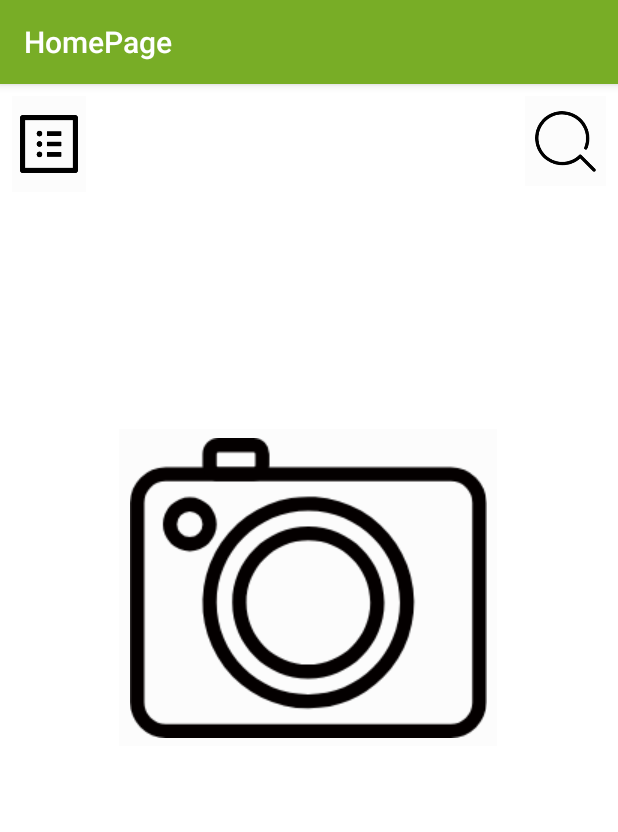
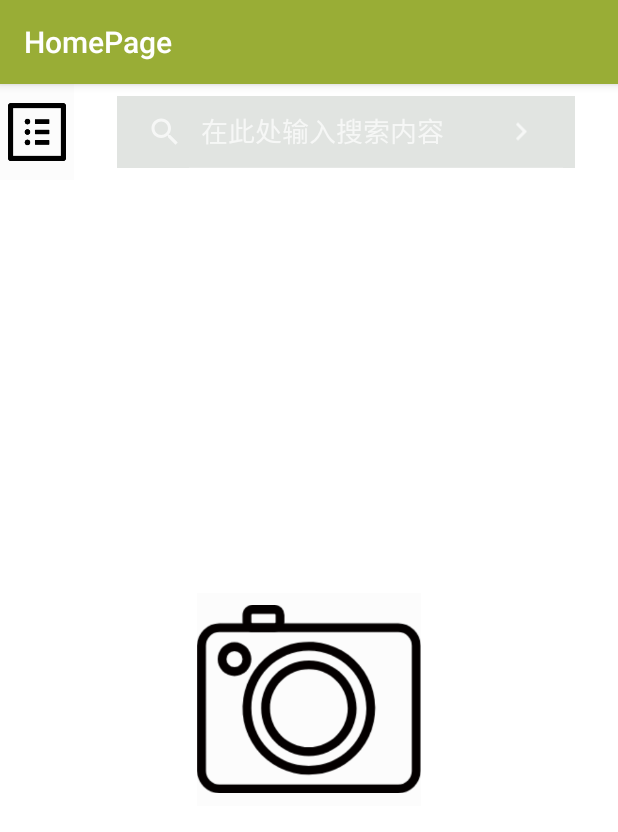
Before and after one commit to LostFrover/Food, an Android app: the HomePage screen opened directly, with no data from a screen before it, on a phone screen of 412 x 824 dp. Shown: the top 832 px of the screen. Run offline under Robolectric (Android 15) with nearby library versions, the phone set to English and light mode, and no system bars.

Commit message:
修改搜索框

```diff
--- a/LoginAndSignup/app/src/main/java/ir/mhkz/loginandsignup/HomePage.java
+++ b/LoginAndSignup/app/src/main/java/ir/mhkz/loginandsignup/HomePage.java
@@ -5,11 +5,19 @@ import android.support.design.widget.FloatingActionButton;
 import android.support.design.widget.Snackbar;
 import android.support.v7.app.AppCompatActivity;
 import android.support.v7.widget.Toolbar;
+import android.text.TextUtils;
 import android.view.View;
+import android.widget.ArrayAdapter;
 import android.widget.ImageButton;
+import android.widget.ListView;
+import android.widget.SearchView;
+import android.widget.Toast;
 
 
 public class HomePage extends AppCompatActivity {
+    private SearchView searchView;
+    private ListView listView;
+
 
     @Override
     protected void onCreate(Bundle savedInstanceState) {
@@ -20,15 +28,34 @@ public class HomePage extends AppCompatActivity {
         ImageButton cameraBtn,homeDtlBtn,searchBtn;
         cameraBtn = findViewById(R.id.cameraBtn);
         homeDtlBtn = findViewById(R.id.homeDtlBtn);
-        searchBtn = findViewById(R.id.searchBtn);
 
-        searchBtn.setOnClickListener(new View.OnClickListener() {
-            @Override
-            public void onClick(View view) {
-                Snackbar.make(view, "Replace with your own action", Snackbar.LENGTH_LONG)
-                        .setAction("Action", null).show();
+        //搜索框
+        searchView = (SearchView)findViewById(R.id.searchView);
+        listView = (ListView)findViewById(R.id.listView);
+
+
+        //listView.setAdapter(new ArrayAdapter<String>(this,android.R.layout.simple_list_item_1,mString));
+
+        searchView.setSubmitButtonEnabled(true);
+        //为SearchView设置监听器
+        searchView.setOnQueryTextListener(new SearchView.OnQueryTextListener() {
+            //单击搜索是激发该方法
+            public boolean onQueryTextSubmit(String newtext) {
+                //todo
+
+
+                return false;
+            }
+            // 用户输入文字激发该方法
+            public boolean onQueryTextChange(String newtext) {
+                //todo
+
+
+                return false;
             }
         });
+
+
     }
 
 }
--- a/LoginAndSignup/app/src/main/java/ir/mhkz/loginandsignup/MainActivity.java
+++ b/LoginAndSignup/app/src/main/java/ir/mhkz/loginandsignup/MainActivity.java
@@ -44,6 +44,7 @@ public class MainActivity extends AppCompatActivity {
         rememberMe = findViewById(R.id.rememberMe);
 
         sharedPreferences = PreferenceManager.getDefaultSharedPreferences(this);
+        editor=sharedPreferences.edit();
         boolean rem = sharedPreferences.getBoolean("remember_password",false);
         if (rem==true)
         {
@@ -96,18 +97,18 @@ public class MainActivity extends AppCompatActivity {
                     //记住密码
                     rempassword=password.getText().toString();
                 }
-//                if(rememberMe.isChecked())
-//                {
-//                    editor.putString("Name",remname).commit();
-//                    editor.putString("Password",rempassword).commit();
-//                    editor.putBoolean("remember_password",true).commit();
-//                    Toast.makeText(MainActivity.this,"保存",Toast.LENGTH_SHORT).show();
-//                }
-//                else {
-//                    editor.clear();
-//                    Toast.makeText(MainActivity.this,"清除",Toast.LENGTH_SHORT).show();
-//                }
-//                editor.apply();
+                if(rememberMe.isChecked())
+                {
+                    editor.putString("Name",remname).commit();
+                    editor.putString("Password",rempassword).commit();
+                    editor.putBoolean("remember_password",true).commit();
+                    Toast.makeText(MainActivity.this,"保存",Toast.LENGTH_SHORT).show();
+                }
+                else {
+                    editor.clear();
+                    Toast.makeText(MainActivity.this,"清除",Toast.LENGTH_SHORT).show();
+                }
+                editor.apply();
 
                 //之后post用户名与密码，比对数据库后返回结果
 
--- a/LoginAndSignup/app/src/main/res/layout/activity_home_page.xml
+++ b/LoginAndSignup/app/src/main/res/layout/activity_home_page.xml
@@ -15,7 +15,7 @@
             android:id="@+id/toolbar"
             android:layout_width="match_parent"
             android:layout_height="?attr/actionBarSize"
-            android:background="@color/colorPrimaryDark"
+            android:background="@color/colorPrimary"
             app:popupTheme="@style/AppTheme.PopupOverlay" />
 
     </android.support.design.widget.AppBarLayout>
--- a/LoginAndSignup/app/src/main/res/layout/content_home_page.xml
+++ b/LoginAndSignup/app/src/main/res/layout/content_home_page.xml
@@ -13,8 +13,6 @@
         android:id="@+id/homeDtlBtn"
         android:layout_width="49dp"
         android:layout_height="64dp"
-        android:layout_marginStart="8dp"
-        android:layout_marginTop="8dp"
         android:background="@color/cardview_shadow_end_color"
         android:scaleType="centerInside"
         app:layout_constraintStart_toStartOf="parent"
@@ -22,35 +20,23 @@
         app:srcCompat="@drawable/detail" />
 
     <ImageButton
-        android:id="@+id/searchBtn"
-        android:layout_width="54dp"
-        android:layout_height="60dp"
-        android:layout_marginTop="8dp"
-        android:layout_marginEnd="8dp"
+        android:id="@+id/cameraBtn"
+        android:layout_width="149dp"
+        android:layout_height="142dp"
         android:background="@color/cardview_shadow_end_color"
         android:scaleType="centerInside"
-        app:layout_constraintEnd_toEndOf="parent"
-        app:layout_constraintTop_toTopOf="parent"
-        app:srcCompat="@drawable/search" />
-
-    <ImageButton
-        android:id="@+id/cameraBtn"
-        android:layout_width="252dp"
-        android:layout_height="211dp"
-        android:background="@color/cardview_shadow_end_color"
         app:layout_constraintBottom_toBottomOf="parent"
         app:layout_constraintEnd_toEndOf="parent"
-        app:layout_constraintHorizontal_bias="0.496"
         app:layout_constraintStart_toStartOf="parent"
         app:layout_constraintTop_toTopOf="parent"
-        app:layout_constraintVertical_bias="0.413"
+        app:layout_constraintVertical_bias="0.542"
         app:srcCompat="@drawable/camera" />
 
     <TextView
         android:id="@+id/textView"
         android:layout_width="132dp"
         android:layout_height="47dp"
-        android:layout_marginTop="44dp"
+        android:layout_marginTop="24dp"
         android:textAlignment="center"
         android:textColor="#8BC34A"
         android:textSize="30sp"
@@ -59,4 +45,31 @@
         app:layout_constraintStart_toStartOf="parent"
         app:layout_constraintTop_toBottomOf="@+id/cameraBtn"
         tools:text="点击拍照" />
+
+    <LinearLayout
+        android:layout_width="305dp"
+        android:layout_height="118dp"
+        android:layout_marginTop="8dp"
+        android:orientation="vertical"
+        app:layout_constraintEnd_toEndOf="parent"
+        app:layout_constraintStart_toEndOf="@+id/homeDtlBtn"
+        app:layout_constraintTop_toTopOf="parent">
+
+        <SearchView
+            android:id="@+id/searchView"
+            android:layout_width="match_parent"
+            android:layout_height="wrap_content"
+            android:background="@color/white"
+            android:iconifiedByDefault="false"
+            android:queryHint="在此处输入搜索内容">
+
+        </SearchView>
+
+        <ListView
+            android:id="@+id/listView"
+            android:layout_width="match_parent"
+            android:layout_height="39dp"
+            android:textFilterEnabled="true" />
+    </LinearLayout>
+
 </android.support.constraint.ConstraintLayout>
```
